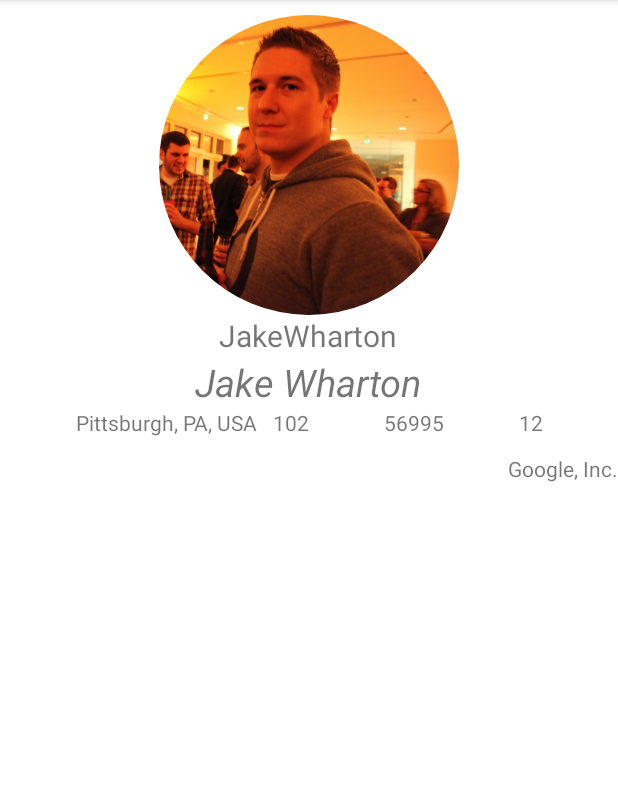
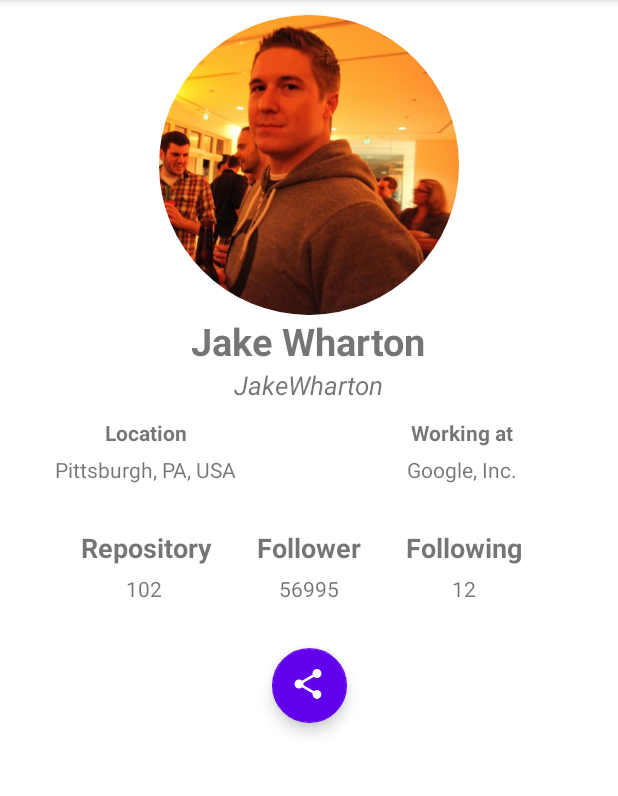
Before and after one commit to haidar-shiddiq/githublist, an Android app: the screen it shows after launch (DetailActivity), after a tap on "JakeWharton", on a phone screen of 412 x 824 dp, the part 84-880 px from its top. Run offline under Robolectric (Android 15) with nearby library versions, the phone set to English and light mode, and no system bars; our stand-ins replace CircleImageView.

Commit message:
add share and slash

```diff
--- a/app/src/main/AndroidManifest.xml
+++ b/app/src/main/AndroidManifest.xml
@@ -8,7 +8,7 @@
         android:label="@string/app_name"
         android:roundIcon="@mipmap/ic_launcher_round"
         android:supportsRtl="true"
-        android:theme="@style/Theme.Githublist">
+        android:theme="@style/Theme.Mystyle">
         <activity android:name=".MainActivity"></activity>
         <activity android:name=".DetailActivity" />
         <activity android:name=".biodata" />
--- a/app/src/main/java/com/omellete/githublist/DetailActivity.java
+++ b/app/src/main/java/com/omellete/githublist/DetailActivity.java
@@ -3,15 +3,18 @@ package com.omellete.githublist;
 import android.content.Intent;
 import android.os.Bundle;
 import android.view.MenuItem;
+import android.view.View;
 import android.widget.ImageView;
 import android.widget.TextView;
 import androidx.annotation.NonNull;
 import androidx.appcompat.app.ActionBar;
 import androidx.appcompat.app.AppCompatActivity;
 import com.bumptech.glide.Glide;
+import com.google.android.material.floatingactionbutton.FloatingActionButton;
 
 public class DetailActivity extends AppCompatActivity {
     public static final String PARCELNIH = "parcelnih";
+    public String isiShare;
 
     @Override
     protected void onCreate(Bundle savedInstanceState) {
@@ -28,8 +31,10 @@ public class DetailActivity extends AppCompatActivity {
         TextView follower = findViewById(R.id.followers);
         TextView following = findViewById(R.id.following);
         TextView repo = findViewById(R.id.repo);
+        FloatingActionButton share = findViewById(R.id.btnShare);
 
         Charv charv = getIntent().getParcelableExtra(PARCELNIH);
+        isiShare = charv.getName();
         uname.setText (charv.getUsername());
         name.setText(charv.getName());
         company.setText(charv.getCompany());
@@ -42,6 +47,19 @@ public class DetailActivity extends AppCompatActivity {
                 .asBitmap()
                 .load(imageurl)
                 .into(image);
+
+        share.setOnClickListener(new View.OnClickListener() {
+            @Override
+            public void onClick(View v) {
+                Intent sharingIntent = new Intent(android.content.Intent.ACTION_SEND);
+                sharingIntent.setType("text/plain");
+                String shareBody = "Hey! Im viewing "+isiShare+" on Github User List!";
+                String shareSub = "Hey! Im using Github User List!";
+                sharingIntent.putExtra(android.content.Intent.EXTRA_SUBJECT, shareSub);
+                sharingIntent.putExtra(android.content.Intent.EXTRA_TEXT, shareBody);
+                startActivity(Intent.createChooser(sharingIntent, "Share using"));
+            }
+        });
     }
 
     @Override
--- /dev/null
+++ b/app/src/main/res/drawable/share.xml
@@ -0,0 +1,5 @@
+<vector android:height="24dp" android:tint="#FBFBFF"
+    android:viewportHeight="24" android:viewportWidth="24"
+    android:width="24dp" xmlns:android="http://schemas.android.com/apk/res/android">
+    <path android:fillColor="@android:color/white" android:pathData="M18,16.08c-0.76,0 -1.44,0.3 -1.96,0.77L8.91,12.7c0.05,-0.23 0.09,-0.46 0.09,-0.7s-0.04,-0.47 -0.09,-0.7l7.05,-4.11c0.54,0.5 1.25,0.81 2.04,0.81 1.66,0 3,-1.34 3,-3s-1.34,-3 -3,-3 -3,1.34 -3,3c0,0.24 0.04,0.47 0.09,0.7L8.04,9.81C7.5,9.31 6.79,9 6,9c-1.66,0 -3,1.34 -3,3s1.34,3 3,3c0.79,0 1.5,-0.31 2.04,-0.81l7.12,4.16c-0.05,0.21 -0.08,0.43 -0.08,0.65 0,1.61 1.31,2.92 2.92,2.92 1.61,0 2.92,-1.31 2.92,-2.92s-1.31,-2.92 -2.92,-2.92z"/>
+</vector>
--- a/app/src/main/res/layout/activity_detail.xml
+++ b/app/src/main/res/layout/activity_detail.xml
@@ -26,18 +26,7 @@
                 android:layout_marginTop="10dp"
                 android:layout_gravity="center"
                 android:src="@drawable/ic_launcher_background">
-
             </de.hdodenhof.circleimageview.CircleImageView>
-
-            <TextView
-                android:id="@+id/uname"
-                android:layout_width="wrap_content"
-                android:layout_height="wrap_content"
-                android:text="usernama"
-                android:textSize="20dp"
-                android:layout_gravity="center"
-                >
-            </TextView>
 
             <TextView
                 android:id="@+id/name"
@@ -46,57 +35,147 @@
                 android:text="nama"
                 android:textSize="25dp"
                 android:textAlignment="center"
-                android:textStyle="italic"
+                android:textStyle="bold"
                 android:layout_gravity="center">
             </TextView>
+
+            <TextView
+                android:id="@+id/uname"
+                android:layout_width="wrap_content"
+                android:layout_height="wrap_content"
+                android:text="usernama"
+                android:textStyle="italic"
+                android:textSize="17dp"
+                android:layout_gravity="center"
+                >
+            </TextView>
+
         </LinearLayout>
         <androidx.constraintlayout.widget.ConstraintLayout
             android:layout_width="match_parent"
-            android:layout_height="50dp"
+            android:layout_height="300dp"
             android:orientation="horizontal">
+
+            <TextView
+                android:id="@+id/textView4"
+                android:layout_width="wrap_content"
+                android:layout_height="wrap_content"
+                android:layout_marginTop="30dp"
+                android:layout_marginEnd="30dp"
+                android:text="Repository"
+                android:textSize="18dp"
+                android:textStyle="bold"
+                app:layout_constraintEnd_toStartOf="@+id/textView"
+                app:layout_constraintTop_toBottomOf="@+id/location"></TextView>
+
+            <TextView
+                android:id="@+id/textView"
+                android:layout_width="wrap_content"
+                android:layout_height="wrap_content"
+                android:layout_marginTop="30dp"
+                android:text="Follower"
+                android:textSize="18dp"
+                android:textStyle="bold"
+                app:layout_constraintEnd_toEndOf="@+id/textView2"
+                app:layout_constraintStart_toStartOf="@+id/textView6"
+                app:layout_constraintTop_toBottomOf="@+id/company"></TextView>
+
+            <TextView
+                android:id="@+id/textView3"
+                android:layout_width="wrap_content"
+                android:layout_height="wrap_content"
+                android:layout_marginStart="30dp"
+                android:layout_marginTop="30dp"
+                android:text="Following"
+                android:textSize="18dp"
+                android:textStyle="bold"
+                app:layout_constraintStart_toEndOf="@+id/textView"
+                app:layout_constraintTop_toBottomOf="@+id/company"></TextView>
+
+            <TextView
+                android:id="@+id/textView2"
+                android:layout_width="wrap_content"
+                android:layout_height="wrap_content"
+                android:layout_marginTop="10dp"
+                android:layout_marginEnd="70dp"
+                android:text="Working at"
+                android:textStyle="bold"
+                app:layout_constraintEnd_toEndOf="parent"
+                app:layout_constraintTop_toTopOf="parent"></TextView>
+
+            <TextView
+                android:id="@+id/textView6"
+                android:layout_width="wrap_content"
+                android:layout_height="wrap_content"
+                android:layout_marginStart="70dp"
+                android:layout_marginTop="10dp"
+                android:text="Location"
+                android:textStyle="bold"
+                app:layout_constraintStart_toStartOf="parent"
+                app:layout_constraintTop_toTopOf="parent"></TextView>
 
             <TextView
                 android:id="@+id/repo"
                 android:layout_width="wrap_content"
                 android:layout_height="wrap_content"
-                android:layout_marginEnd="50dp"
+                android:layout_marginTop="5dp"
                 android:text="repo"
-                app:layout_constraintEnd_toStartOf="@+id/followers"
-                app:layout_constraintTop_toTopOf="parent"></TextView>
+                app:layout_constraintEnd_toEndOf="@+id/textView4"
+                app:layout_constraintHorizontal_bias="0.473"
+                app:layout_constraintStart_toStartOf="@+id/textView4"
+                app:layout_constraintTop_toBottomOf="@+id/textView4"></TextView>
 
             <TextView
                 android:id="@+id/following"
                 android:layout_width="wrap_content"
                 android:layout_height="wrap_content"
-                android:layout_marginEnd="50dp"
+                android:layout_marginTop="5dp"
                 android:text="following"
-                app:layout_constraintEnd_toEndOf="parent"
-                app:layout_constraintTop_toTopOf="parent"></TextView>
+                app:layout_constraintEnd_toEndOf="@+id/textView3"
+                app:layout_constraintStart_toStartOf="@+id/textView3"
+                app:layout_constraintTop_toBottomOf="@+id/textView3"></TextView>
 
             <TextView
                 android:id="@+id/followers"
                 android:layout_width="wrap_content"
                 android:layout_height="wrap_content"
-                android:layout_marginEnd="50dp"
+                android:layout_marginTop="5dp"
                 android:text="follower"
-                app:layout_constraintEnd_toStartOf="@+id/following"
-                app:layout_constraintTop_toTopOf="parent"></TextView>
+                app:layout_constraintEnd_toEndOf="@+id/textView"
+                app:layout_constraintStart_toStartOf="@+id/textView"
+                app:layout_constraintTop_toBottomOf="@+id/textView"></TextView>
 
             <TextView
                 android:id="@+id/company"
                 android:layout_width="wrap_content"
                 android:layout_height="wrap_content"
+                android:layout_marginTop="5dp"
                 android:text="company"
-                app:layout_constraintBottom_toBottomOf="parent"
-                app:layout_constraintEnd_toEndOf="parent"></TextView>
+                app:layout_constraintEnd_toEndOf="@+id/textView2"
+                app:layout_constraintStart_toStartOf="@+id/textView2"
+                app:layout_constraintTop_toBottomOf="@+id/textView2"></TextView>
 
             <TextView
                 android:id="@+id/location"
                 android:layout_width="wrap_content"
                 android:layout_height="wrap_content"
-                android:layout_marginEnd="10dp"
+                android:layout_marginTop="5dp"
                 android:text="location"
-                app:layout_constraintEnd_toStartOf="@+id/repo"></TextView>
+                app:layout_constraintEnd_toEndOf="@+id/textView6"
+                app:layout_constraintStart_toStartOf="@+id/textView6"
+                app:layout_constraintTop_toBottomOf="@+id/textView6"></TextView>
+
+            <com.google.android.material.floatingactionbutton.FloatingActionButton
+                style="@style/Theme.Mystyle"
+                android:id="@+id/btnShare"
+                android:layout_width="50dp"
+                android:layout_height="50dp"
+                android:layout_marginTop="30dp"
+                app:fabCustomSize="48dp"
+                android:src="@drawable/share"
+                app:layout_constraintEnd_toEndOf="@+id/textView"
+                app:layout_constraintStart_toStartOf="@+id/textView"
+                app:layout_constraintTop_toBottomOf="@+id/followers"></com.google.android.material.floatingactionbutton.FloatingActionButton>
 
         </androidx.constraintlayout.widget.ConstraintLayout>
 
--- a/app/src/main/res/layout/activity_splash.xml
+++ b/app/src/main/res/layout/activity_splash.xml
@@ -5,13 +5,13 @@
     android:layout_width="match_parent"
     android:layout_height="match_parent"
     tools:context=".splash"
-    android:background="#4D3211"
+    android:background="#959595"
     android:gravity="center">
 
     <ImageView
-        android:layout_width="350dp"
+        android:layout_width="match_parent"
         android:layout_height="350dp"
-        android:src="@drawable/ic_launcher_background">
+        android:src="@drawable/logogithub">
     </ImageView>
 
 </LinearLayout>
--- a/app/src/main/res/values/themes.xml
+++ b/app/src/main/res/values/themes.xml
@@ -13,4 +13,19 @@
         <item name="android:statusBarColor" tools:targetApi="l">?attr/colorPrimaryVariant</item>
         <!-- Customize your theme here. -->
     </style>
+
+    <style name="Theme.Mystyle" parent="Theme.MaterialComponents.DayNight.DarkActionBar">
+        <!-- Primary brand color. -->
+        <item name="colorPrimary">@color/purple_500</item>
+        <item name="colorPrimaryVariant">@color/purple_700</item>
+        <item name="colorOnPrimary">@color/white</item>
+        <!-- Secondary brand color. -->
+        <item name="colorSecondary">@color/purple_500</item>
+        <item name="colorSecondaryVariant">@color/teal_700</item>
+        <item name="colorOnSecondary">@color/white</item>
+        <!-- Status bar color. -->
+        <item name="android:statusBarColor" tools:targetApi="l">?attr/colorPrimaryVariant</item>
+        <!-- Customize your theme here. -->
+    </style>
+
 </resources>
```
Also changed, not shown: app/src/main/java/com/omellete/githublist/Utils.java (deleted, +0 -29 lines), app/src/main/java/com/omellete/githublist/character.java (deleted, +0 -57 lines), app/src/main/res/drawable/logogithub.png (added).
